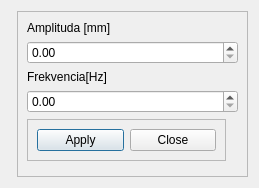
This is Python_project/Dialog_input.ui in Lones1306/Meracie_systemy as Qt 5 draws it before an edit. The edited form follows.
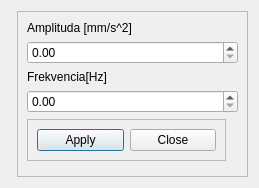
This is the edited form.

The edit to the form file:
```diff
--- a/Python_project/Dialog_input.ui
+++ b/Python_project/Dialog_input.ui
@@ -53,7 +53,7 @@
       <item row="0" column="0" colspan="3">
        <widget class="QLabel" name="label_2">
         <property name="text">
-         <string>Amplituda [mm]</string>
+         <string>Amplituda [mm/s^2]</string>
         </property>
        </widget>
       </item>
```
